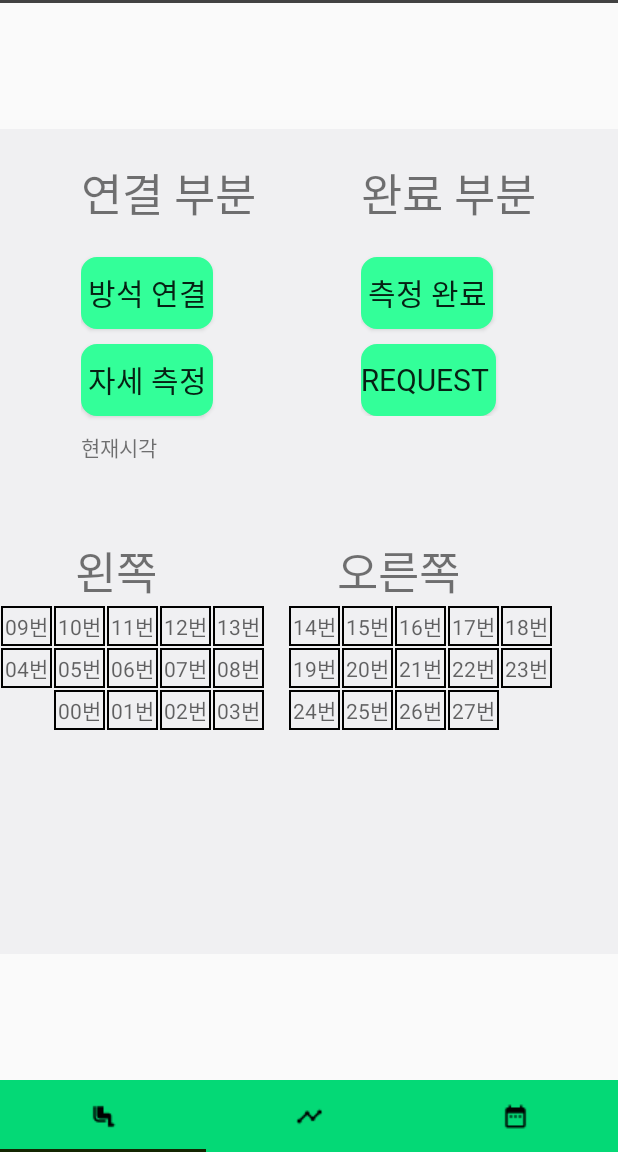
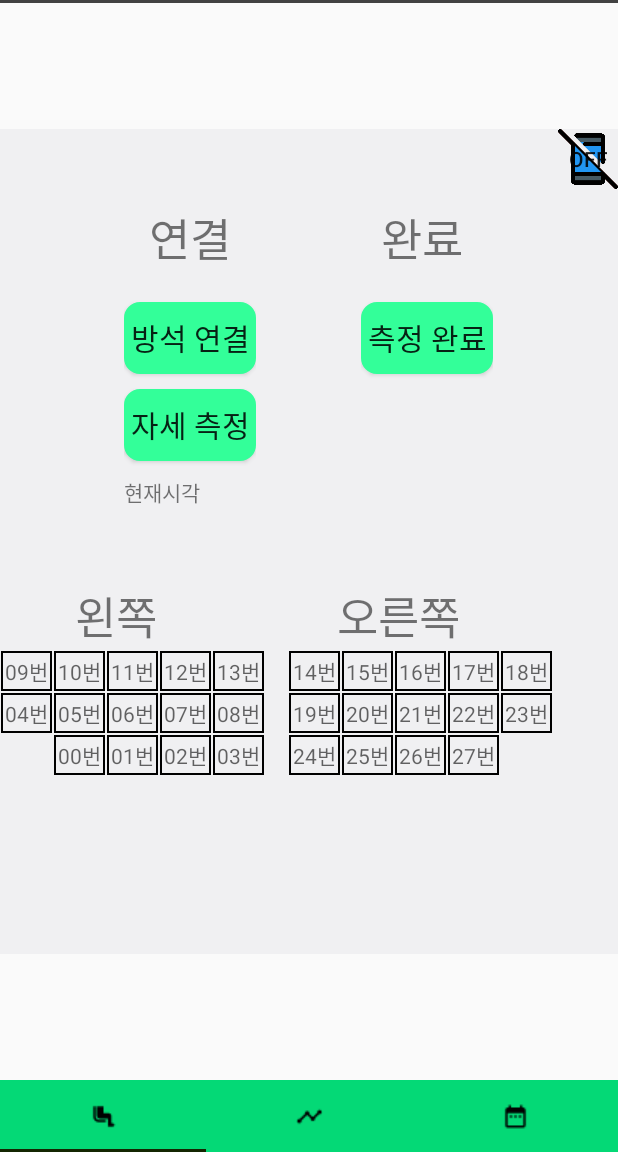
Before and after one commit to HubNeyamar11/waistand, an Android app: the screen it shows after launch (SubActivity), on a phone screen of 412 x 824 dp, the part 84-1236 px from its top. Run offline under Robolectric (Android 15) with nearby library versions, the phone set to English and light mode, and no system bars; our stand-ins replace Room's generated code; libraries missing offline, so code that uses them is left out: app.akexorcist.bluetotohspp, com.github.mikephil.charting; 6 statements that could not run were skipped.

Commit message:
알림 on/off 게임 액티비티 전환 프레그먼트1 에서 게임뷰로 센서값 받아오기 테스트

```diff
--- a/app/src/main/AndroidManifest.xml
+++ b/app/src/main/AndroidManifest.xml
@@ -15,7 +15,9 @@
         <activity android:name=".SplashActivity" >
 
         </activity>
-        <activity android:name=".MainActivity" />
+        <activity android:name=".MainActivity"
+            android:screenOrientation="portrait"
+            android:theme="@style/AppTheme.noActionBar"/>
         <activity android:name=".SubActivity">
             <intent-filter>
                 <action android:name="android.intent.action.MAIN" />
@@ -26,6 +28,8 @@
         <activity android:name=".SignUpActivity" />
         <activity
             android:name=".GameActivity"
+            android:screenOrientation="portrait"
+            android:theme="@style/AppTheme.noActionBar"
             />
     </application>
 
--- a/app/src/main/java/com/example/waistand/Fragment1.java
+++ b/app/src/main/java/com/example/waistand/Fragment1.java
@@ -10,6 +10,7 @@ import android.content.ContentValues;
 import android.content.Context;
 import android.content.Intent;
 import android.graphics.Color;
+import android.media.Image;
 import android.os.AsyncTask;
 import android.os.Build;
 import android.os.Bundle;
@@ -30,6 +31,7 @@ import android.widget.Button;
 import android.widget.ImageView;
 import android.widget.TextView;
 import android.widget.Toast;
+import android.widget.ToggleButton;
 
 import java.text.SimpleDateFormat;
 import java.util.ArrayList;
@@ -69,6 +71,7 @@ public class Fragment1 extends Fragment {
     public String arrayNums[] = new String[28]; //string 배열
     public int array[] = new int[arrayNums.length]; //int 배열
 
+    public ToggleButton vibrate;
     //String[] array;
     //ArrayList<Integer> idList = new ArrayList<>();
 
@@ -83,10 +86,12 @@ public class Fragment1 extends Fragment {
 
        //context_main = getContext();
 
+        vibrate = rootView.findViewById(R.id.toggleButton);
+
         context_frag1= getContext();
         Button stop = rootView.findViewById(R.id.btnStop);
 
-        Button request = rootView.findViewById(R.id.btnRequest);
+        //Button request = rootView.findViewById(R.id.btnRequest);
 
         btnConnect = rootView.findViewById(R.id.btnConnect);
         btnSend = rootView.findViewById(R.id.btnSend);
@@ -98,6 +103,22 @@ public class Fragment1 extends Fragment {
             Toast.makeText(getActivity().getApplicationContext(), "블루투스를 사용할 수 없습니다.", Toast.LENGTH_SHORT).show();
             getActivity().finish();
         }
+        vibrate.setOnClickListener(new View.OnClickListener() {
+            @Override
+            public void onClick(View v) {
+                if(vibrate.isChecked()){
+                    vibrate.setBackgroundDrawable(
+                            getResources().getDrawable(R.drawable.vibration)
+                    );
+                }else{
+
+                    vibrate.setBackgroundDrawable(
+                            getResources().getDrawable(R.drawable.silent)
+                    );
+                }
+            }
+        });
+
 
         // 데이터 수신 이벤트 리스너
         btSpp.setOnDataReceivedListener(new BluetoothSPP.OnDataReceivedListener() {
@@ -178,6 +199,9 @@ public class Fragment1 extends Fragment {
                 int left1 =0;  int left2 =0; int left3=0;
                 int right=0; int right2=0; int rifht3=0;
 
+                int front=0;
+                int back=0;
+
 
                 for (int l=0; l<14 ; l++){
                     left1= left1 +array[l];
@@ -190,15 +214,36 @@ public class Fragment1 extends Fragment {
                 for (int r=14; r<28;r++){
                     right = right + array[r];
                 }
+                for (int f=9; f<19; f++){
+                    front = front +array[f];
+                }
+                for(int b=0; b<4 ; b++){
+                    back = back+ array[b];
+                }
+                for(int b=24; b<28; b++){
+                    back = back + array[b];
+                }
+                Log.i("front", "앞에값 "+ front);
+                Log.i("back", "뒤에값 "+back);
 
-                if (left1>right  ){
+                if (left1>right&& left1>450 && vibrate.isChecked()  ){
                     //푸시 알림
                     showNotiL();
-                    Toast.makeText(getActivity().getApplicationContext(),"바른 자세로 앉아 주세요! ",Toast.LENGTH_SHORT).show();
+                    //btSpp.send("qwer",true);
+                    //Toast.makeText(getActivity().getApplicationContext(),"바른 자세로 앉아 주세요! ",Toast.LENGTH_SHORT).show();
                 }
-                else if (left1<right  && right>900 ){
+                else if (left1<right  && right>1000 &&vibrate.isChecked() ){
                     showNotiR();
-                    Toast.makeText(getActivity().getApplicationContext(),"바른 자세로 앉아주세요! ",Toast.LENGTH_SHORT).show();
+                    //btSpp.send("qwer",true);
+                    //Toast.makeText(getActivity().getApplicationContext(),"바른 자세로 앉아주세요! ",Toast.LENGTH_SHORT).show();
+                }
+                else if(front>50  && front<150 && back>50 && vibrate.isChecked()) {
+                    showNotiF();
+                    //btSpp.send("qwer",true);
+                }
+                else if(back<10 && front>150 &&vibrate.isChecked()){
+                    showNotiB();
+                    //btSpp.send("100",true);
                 }
 
 
@@ -255,12 +300,13 @@ public class Fragment1 extends Fragment {
             }
         });
 
-        request.setOnClickListener(new View.OnClickListener() {
+        /*request.setOnClickListener(new View.OnClickListener() {
             @Override
             public void onClick(View v) {
                 Toast.makeText(rootView.getContext(), "전송되었습니다.", Toast.LENGTH_SHORT).show();
             }
-        });
+        });*/
+
 
 
         return rootView;
@@ -307,15 +353,17 @@ public class Fragment1 extends Fragment {
 
 
     //푸시 알림 메소드
-    public void showNotiL(){
-        builder = null; manager = (NotificationManager)  getActivity().getSystemService(NOTIFICATION_SERVICE); //버전 오레오 이상일 경우
-        if(Build.VERSION.SDK_INT >= Build.VERSION_CODES.O){
+    public void showNotiL() {
+        builder = null;
+        manager = (NotificationManager) getActivity().getSystemService(NOTIFICATION_SERVICE); //버전 오레오 이상일 경우
+        if (Build.VERSION.SDK_INT >= Build.VERSION_CODES.O) {
             manager.createNotificationChannel(
                     new NotificationChannel(CHANNEL_ID, CHANEL_NAME, NotificationManager.IMPORTANCE_DEFAULT)
             );
-            builder = new NotificationCompat.Builder(getActivity(),CHANNEL_ID);
+            builder = new NotificationCompat.Builder(getActivity(), CHANNEL_ID);
             //하위 버전일 경우
-        }else{
+        }
+        else{
             builder = new NotificationCompat.Builder(getActivity());
         }
         //알림창 제목
@@ -350,6 +398,60 @@ public class Fragment1 extends Fragment {
         builder.setContentTitle("Waistand");
         // 알림창 메시지
         builder.setContentText("오른쪽으로 치우쳤어요!");
+        // 알림창 아이콘
+        builder.setSmallIcon(R.drawable.sensor);
+        //알림창 터치시 삭제
+        builder.setAutoCancel(true);
+
+        builder.setDefaults(Notification.DEFAULT_SOUND);
+
+        Notification notification = builder.build();
+        //알림창 실행
+        manager.notify(1,notification);
+
+    }
+    public void showNotiF(){
+        builder = null; manager = (NotificationManager) getActivity().getSystemService(NOTIFICATION_SERVICE); //버전 오레오 이상일 경우
+        if(Build.VERSION.SDK_INT >= Build.VERSION_CODES.O){
+            manager.createNotificationChannel(
+                    new NotificationChannel(CHANNEL_ID, CHANEL_NAME, NotificationManager.IMPORTANCE_DEFAULT)
+            );
+            builder = new NotificationCompat.Builder(getActivity(),CHANNEL_ID);
+            //하위 버전일 경우
+        }else{
+            builder = new NotificationCompat.Builder(getActivity());
+        }
+        //알림창 제목
+        builder.setContentTitle("Waistand");
+        // 알림창 메시지
+        builder.setContentText("앞으로 숙이셨어요!");
+        // 알림창 아이콘
+        builder.setSmallIcon(R.drawable.sensor);
+        //알림창 터치시 삭제
+        builder.setAutoCancel(true);
+
+        builder.setDefaults(Notification.DEFAULT_SOUND);
+
+        Notification notification = builder.build();
+        //알림창 실행
+        manager.notify(1,notification);
+
+    }
+    public void showNotiB(){
+        builder = null; manager = (NotificationManager) getActivity().getSystemService(NOTIFICATION_SERVICE); //버전 오레오 이상일 경우
+        if(Build.VERSION.SDK_INT >= Build.VERSION_CODES.O){
+            manager.createNotificationChannel(
+                    new NotificationChannel(CHANNEL_ID, CHANEL_NAME, NotificationManager.IMPORTANCE_DEFAULT)
+            );
+            builder = new NotificationCompat.Builder(getActivity(),CHANNEL_ID);
+            //하위 버전일 경우
+        }else{
+            builder = new NotificationCompat.Builder(getActivity());
+        }
+        //알림창 제목
+        builder.setContentTitle("Waistand");
+        // 알림창 메시지
+        builder.setContentText("방석에 걸터 앉으셨어요!");
         // 알림창 아이콘
         builder.setSmallIcon(R.drawable.sensor);
         //알림창 터치시 삭제
--- a/app/src/main/java/com/example/waistand/Fragment2.java
+++ b/app/src/main/java/com/example/waistand/Fragment2.java
@@ -15,6 +15,7 @@ import androidx.room.Room;
 import android.view.LayoutInflater;
 import android.view.View;
 import android.view.ViewGroup;
+import android.view.WindowManager;
 
 import com.github.mikephil.charting.charts.BarChart;
 import com.github.mikephil.charting.charts.LineChart;
@@ -48,9 +49,7 @@ public class Fragment2 extends Fragment  {
 
 
     private boolean isMute;
-
     private BluetoothSPP bt;
-
     public static Context context_main;
 
 
@@ -64,8 +63,10 @@ public class Fragment2 extends Fragment  {
     @Override
     public View onCreateView(LayoutInflater inflater, ViewGroup container, Bundle savedInstanceState) {
         // Inflate the layout for this fragment
+
         final ViewGroup rootView = (ViewGroup) inflater.inflate(R.layout.fragment_2, container, false);
 
+        getActivity().getWindow().setFlags(WindowManager.LayoutParams.FLAG_FULLSCREEN, WindowManager.LayoutParams.FLAG_FULLSCREEN);
         //게임 뷰 띄우기
         rootView.findViewById(R.id.play).setOnClickListener(new View.OnClickListener() {
             @Override
--- a/app/src/main/java/com/example/waistand/Fragment3.java
+++ b/app/src/main/java/com/example/waistand/Fragment3.java
@@ -121,7 +121,7 @@ public class Fragment3 extends Fragment {
             pieEntries.add(new PieEntry((Integer)jsonList_pie.get(i), (String)labelList_pie.get(i)));
         } // 파이차트 데이터셋에 쓰일 엔트리 데이터
 
-        PieDataSet pieDataSet = new PieDataSet(pieEntries, "오늘의 자세 통계"); // 파이차트 데이터셋 객체
+        PieDataSet pieDataSet = new PieDataSet(pieEntries, ""); // 파이차트 데이터셋 객체
         pieDataSet.setColors(colorArray); // 바른자세: blue , 나쁜자세: red
 
         PieData pieData = new PieData(pieDataSet); //파이차트 데이터 세팅 완료
@@ -142,11 +142,11 @@ public class Fragment3 extends Fragment {
             entries.add(new Entry((Integer)jsonList.get(i), i));
         }// 꺾은선 차트 데이터셋에 쓰일 엔트리데이터
 
-        LineDataSet lineDataSet = new LineDataSet(entries, "# of Calls"); // 꺾은선 차트 데이터셋 객체
+        LineDataSet lineDataSet = new LineDataSet(entries, ""); // 꺾은선 차트 데이터셋 객체
 
         ArrayList<String> labels = new ArrayList<>();
         for(int i=0; i<labelList.size(); i++){
-            labels.add((String)labelList.get(i));
+            labels.add((String)labelList.get(i)+i);
         } // 라벨 리스트
 
         Collections.sort(entries, new EntryXComparator());
--- a/app/src/main/java/com/example/waistand/GameActivity.java
+++ b/app/src/main/java/com/example/waistand/GameActivity.java
@@ -31,10 +31,12 @@ public class GameActivity extends AppCompatActivity {
     @Override
     protected void onPause() {
         super.onPause();
+        gameView.pause();
     }
 
     @Override
     protected void onResume() {
         super.onResume();
+        gameView.resume();
     }
 }
--- a/app/src/main/res/layout/fragment_1.xml
+++ b/app/src/main/res/layout/fragment_1.xml
@@ -13,12 +13,29 @@
         android:layout_width="match_parent"
         android:layout_height="wrap_content"
         android:orientation="vertical">
+        <!--<ImageView
+            android:id="@+id/imgVibrate"
+            android:layout_gravity="end"
+            android:layout_width="30dp"
+            android:layout_height="30dp"
+            android:src="@drawable/vibration"-->
+
+
+            />
+
+        <ToggleButton
+            android:layout_gravity="end"
+            android:id="@+id/toggleButton"
+            android:layout_width="40dp"
+            android:layout_height="40dp"
+            android:text="ToggleButton"
+            android:background="@drawable/silent"/>
 
         <LinearLayout
             android:orientation="horizontal"
             android:layout_width="wrap_content"
             android:layout_gravity="center"
-            android:paddingTop="20dp"
+            android:paddingTop="10dp"
             android:layout_height="wrap_content">
             <LinearLayout
                 android:orientation="vertical"
@@ -27,9 +44,10 @@
                 android:paddingRight="70dp">
                 <TextView
                     android:fontFamily="@font/binggraemelona"
-                    android:layout_width="wrap_content"
+                    android:gravity="center"
+                    android:layout_width="match_parent"
                     android:layout_height="wrap_content"
-                    android:text="연결 부분"
+                    android:text="연결"
                     android:textSize="30dp"
                     android:paddingBottom="20dp"
                     />
@@ -84,9 +102,10 @@
                 android:layout_height="wrap_content">
                 <TextView
                     android:fontFamily="@font/binggraemelona"
-                    android:layout_width="wrap_content"
+                    android:gravity="center"
+                    android:layout_width="match_parent"
                     android:layout_height="wrap_content"
-                    android:text="완료 부분"
+                    android:text="완료 "
                     android:textSize="30dp"
                     android:paddingBottom="20dp"
                     />
@@ -100,14 +119,14 @@
                     android:background="@drawable/button_background"
                     android:textSize="20dp"/>
 
-                <Button
+               <!-- <Button
                     android:fontFamily="@font/binggraemelona"
                     android:id="@+id/btnRequest"
                     android:text="request "
                     android:layout_width="wrap_content"
                     android:layout_height="wrap_content"
                     android:background="@drawable/button_background"
-                    android:textSize="20dp"/>
+                    android:textSize="20dp"/>-->
 
 
             </LinearLayout>
--- a/app/src/main/res/values/styles.xml
+++ b/app/src/main/res/values/styles.xml
@@ -2,9 +2,9 @@
 
     <!-- Base application theme. -->
 <!--    <style name="AppTheme" parent="Theme.AppCompat.Light.DarkActionBar">-->
-    <style name="AppTheme" parent="Theme.AppCompat.Light.NoActionBar">
-        <item name="windowActionBar">false</item>
-        <item name="windowNoTitle">true</item>
+    <style name="AppTheme"
+        parent="Theme.AppCompat.Light.NoActionBar">
+
         <!-- Customize your theme here. -->
         <item name="colorPrimary">@color/colorTealishGreen</item>
         <item name="colorPrimaryDark">@color/colorGreenEllott</item>
@@ -12,4 +12,8 @@
 <!--        <item name="android:statusBarColor">@color/colorGreen</item>-->
     </style>
 
+    <style name="AppTheme.noActionBar">
+        <item name="windowNoTitle">true</item>
+        <item name="windowActionBar">false</item>
+    </style>
 </resources>
```
Also changed, not shown: app/src/main/java/com/example/waistand/GameView.java (+18 -6 lines), app/src/main/res/drawable/silent.png (added), app/src/main/res/drawable/vibration.png (added).
